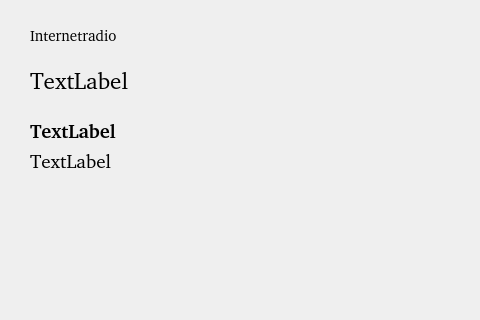
First picture: the form in raspidac/GUI/radiowindow.ui, repository Floo/RaspiDAC, before the edit.
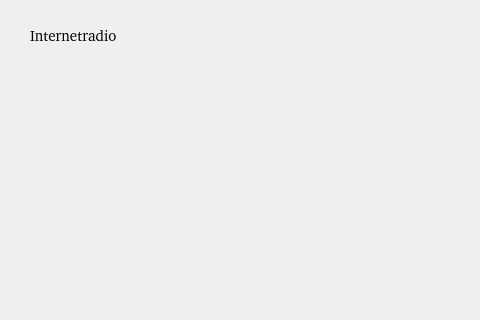
Second picture: the form after the edit. Icons and pictures are not drawn.

The edit to the form file:
```diff
--- a/raspidac/GUI/radiowindow.ui
+++ b/raspidac/GUI/radiowindow.ui
@@ -32,32 +32,10 @@
     <string>Internetradio</string>
    </property>
   </widget>
-  <widget class="QLabel" name="lblStationname">
-   <property name="geometry">
-    <rect>
-     <x>30</x>
-     <y>60</y>
-     <width>421</width>
-     <height>41</height>
-    </rect>
-   </property>
-   <property name="font">
-    <font>
-     <family>Noto Sans [unknown]</family>
-     <pointsize>17</pointsize>
-    </font>
-   </property>
-   <property name="text">
-    <string>TextLabel</string>
-   </property>
-   <property name="alignment">
-    <set>Qt::AlignLeading|Qt::AlignLeft|Qt::AlignVCenter</set>
-   </property>
-  </widget>
   <widget class="QLabel" name="lblState">
    <property name="geometry">
     <rect>
-     <x>20</x>
+     <x>30</x>
      <y>230</y>
      <width>51</width>
      <height>41</height>
@@ -73,59 +51,13 @@
     <set>Qt::AlignCenter</set>
    </property>
   </widget>
-  <widget class="QLabel" name="lblStationtext">
-   <property name="geometry">
-    <rect>
-     <x>30</x>
-     <y>110</y>
-     <width>421</width>
-     <height>41</height>
-    </rect>
-   </property>
-   <property name="font">
-    <font>
-     <family>Noto Sans [unknown]</family>
-     <pointsize>14</pointsize>
-     <weight>75</weight>
-     <bold>true</bold>
-    </font>
-   </property>
-   <property name="text">
-    <string>TextLabel</string>
-   </property>
-   <property name="alignment">
-    <set>Qt::AlignLeading|Qt::AlignLeft|Qt::AlignVCenter</set>
-   </property>
-  </widget>
-  <widget class="QLabel" name="lblNowPlaying">
-   <property name="geometry">
-    <rect>
-     <x>30</x>
-     <y>140</y>
-     <width>421</width>
-     <height>41</height>
-    </rect>
-   </property>
-   <property name="font">
-    <font>
-     <family>Noto Sans [unknown]</family>
-     <pointsize>14</pointsize>
-    </font>
-   </property>
-   <property name="text">
-    <string>TextLabel</string>
-   </property>
-   <property name="alignment">
-    <set>Qt::AlignLeading|Qt::AlignLeft|Qt::AlignVCenter</set>
-   </property>
-  </widget>
   <widget class="QLabel" name="lblAlbumArt">
    <property name="geometry">
     <rect>
-     <x>360</x>
-     <y>200</y>
-     <width>91</width>
-     <height>91</height>
+     <x>350</x>
+     <y>190</y>
+     <width>111</width>
+     <height>111</height>
     </rect>
    </property>
    <property name="text">
```
